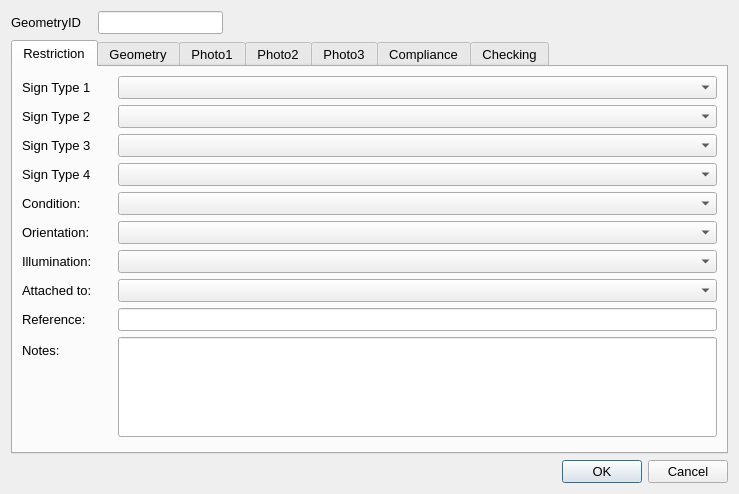
Qt form ui/MovingTrafficSigns_200619__2.ui (tlh22/demandForm) before a commit.
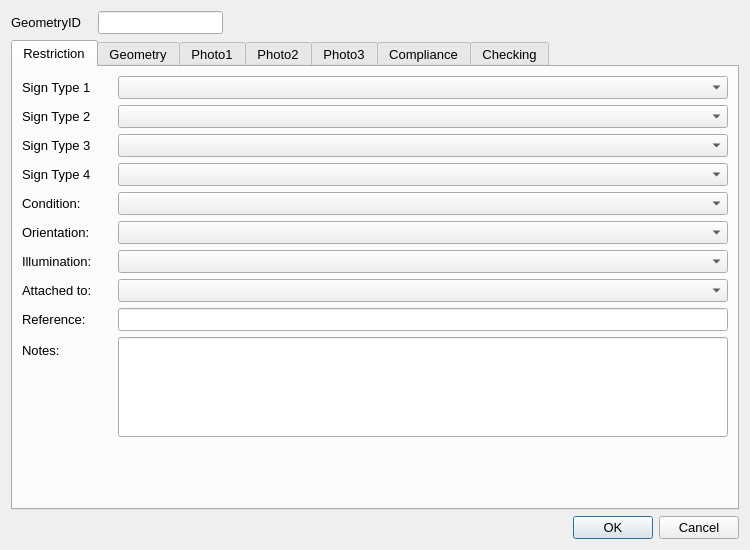
The same form after that commit. Icons and pictures are not drawn. Custom widgets are drawn as their Qt base class.

What changed in the file:
```diff
--- a/ui/MovingTrafficSigns_200619__2.ui
+++ b/ui/MovingTrafficSigns_200619__2.ui
@@ -6,8 +6,8 @@
    <rect>
     <x>0</x>
     <y>0</y>
-    <width>739</width>
-    <height>494</height>
+    <width>750</width>
+    <height>550</height>
    </rect>
   </property>
   <property name="sizePolicy">
```
Left out of the diff: 70 changed lines with no effect on the pictures.
